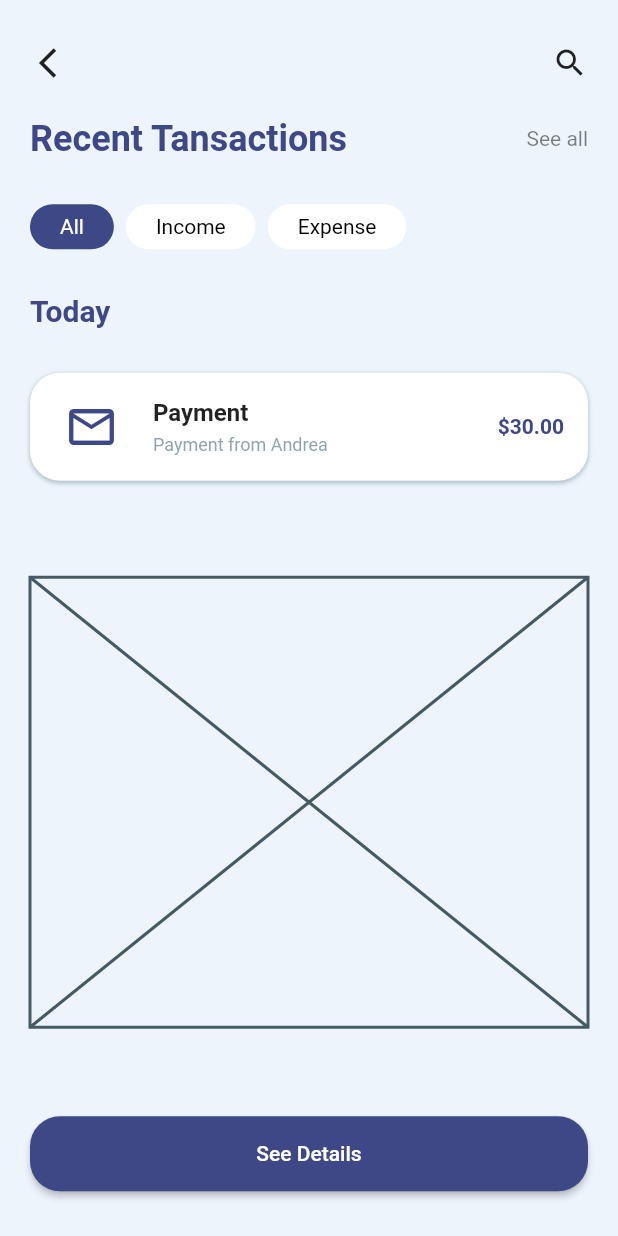
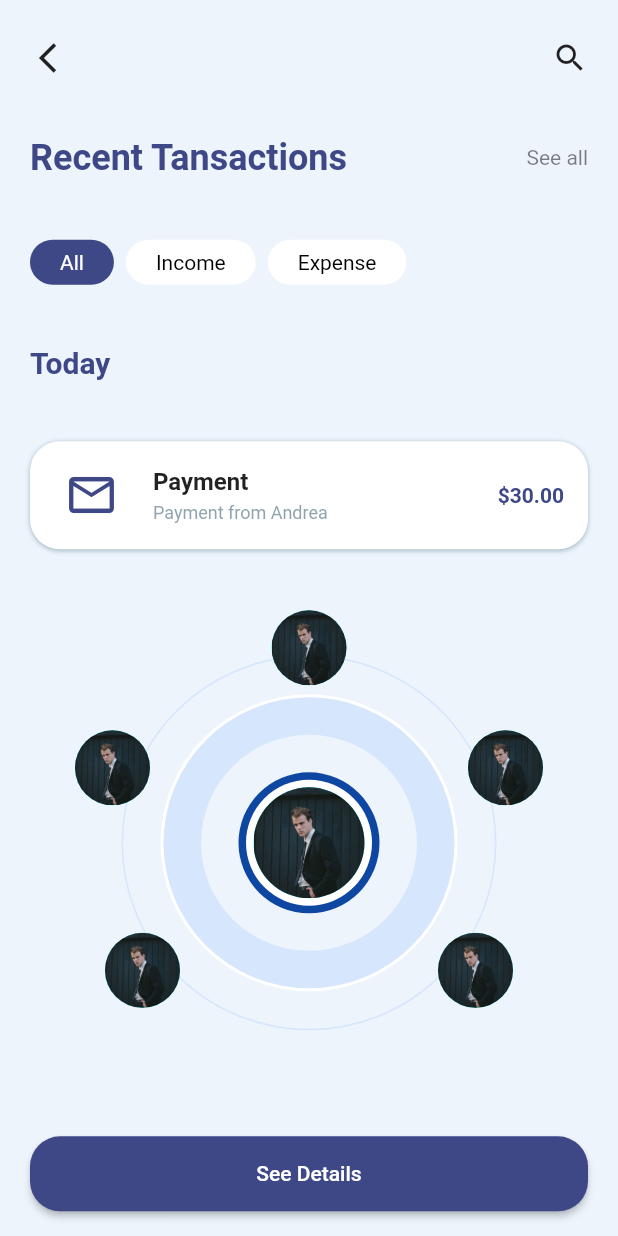
Before and after one commit to necatichdar/finance_design, a Flutter app: the DetailPage screen opened by its route, on a phone screen of 412 x 824 dp. Run offline on Flutter 3.47's test engine with Material 2 defaults, Android fonts, the phone set to English and light mode, and no system bars.

Commit message:
14 Mart Updated

```diff
--- a/lib/pages/detail_page.dart
+++ b/lib/pages/detail_page.dart
@@ -1,3 +1,4 @@
+import 'package:flutter/cupertino.dart';
 import 'package:flutter/material.dart';
 
 class DetailPage extends StatefulWidget {
@@ -7,31 +8,46 @@ class DetailPage extends StatefulWidget {
 
 class _DetailPageState extends State<DetailPage> {
   Color backgroundColor = Color(0xFFEDF4FC);
+  Color cember = Color(0xFFD6E6FD);
+
   int selectedIndex = 0;
   var kategori_list = ["All", "Income", "Expense"];
 
   @override
   Widget build(BuildContext context) {
+    Size size = MediaQuery.of(context).size;
     return SafeArea(
       child: Scaffold(
         backgroundColor: backgroundColor,
         body: Padding(
-          padding: const EdgeInsets.all(20.0),
+          padding: const EdgeInsets.only(left:20.0,right: 20,top: 20,bottom: 10),
           child: Column(
             crossAxisAlignment: CrossAxisAlignment.start,
             mainAxisAlignment: MainAxisAlignment.spaceAround,
             children: [
               buildIcons(),
+              SizedBox(
+                height: 15,
+              ),
               buildTextTitle(),
+              SizedBox(
+                height: 15,
+              ),
               buildCategory(),
+              SizedBox(
+                height: 15,
+              ),
               buildTextToday(),
+              SizedBox(
+                height: 15,
+              ),
               buildPayment(),
               SizedBox(
-                height: 20,
+                height: 15,
               ),
-              buildPlaceholder(),
+              buildPlaceholder(size),
               SizedBox(
-                height: 20,
+                height: 15,
               ),
               buildBottomButton(),
             ],
@@ -59,9 +75,7 @@ class _DetailPageState extends State<DetailPage> {
   }
 
   Widget buildTextTitle() {
-    return Padding(
-              padding: const EdgeInsets.symmetric(vertical: 5.0),
-              child: Row(
+    return Row(
       mainAxisAlignment: MainAxisAlignment.spaceBetween,
       children: [
         Text(
@@ -79,14 +93,11 @@ class _DetailPageState extends State<DetailPage> {
           ),
         )
       ],
-              ),
     );
   }
 
   Widget buildCategory() {
-    return Padding(
-      padding: const EdgeInsets.symmetric(vertical: 5.0),
-      child: SizedBox(
+    return SizedBox(
       height: 30,
       child: ListView.builder(
         scrollDirection: Axis.horizontal,
@@ -99,8 +110,7 @@ class _DetailPageState extends State<DetailPage> {
           },
           child: Container(
             margin: const EdgeInsets.only(right: 8.0),
-              padding:
-                  const EdgeInsets.symmetric(horizontal: 20.0, vertical: 2),
+            padding: const EdgeInsets.symmetric(horizontal: 20.0, vertical: 2),
             child: Center(
               child: Text(
                 kategori_list[index],
@@ -111,9 +121,7 @@ class _DetailPageState extends State<DetailPage> {
             ),
             decoration: BoxDecoration(
               borderRadius: BorderRadius.circular(20),
-                color:
-                    index == selectedIndex ? Color(0xFF3E4886) : Colors.white,
-              ),
+              color: index == selectedIndex ? Color(0xFF3E4886) : Colors.white,
             ),
           ),
         ),
@@ -122,23 +130,18 @@ class _DetailPageState extends State<DetailPage> {
   }
 
   Widget buildTextToday() {
-    return Padding(
-      padding: const EdgeInsets.symmetric(vertical: 5.0),
-      child: Text(
+    return Text(
       "Today",
       style: TextStyle(
         fontWeight: FontWeight.bold,
         fontSize: 20,
         color: Color(0xFF3E4886),
       ),
-      ),
     );
   }
 
   Widget buildPayment() {
-    return Padding(
-      padding: const EdgeInsets.symmetric(vertical: 5.0),
-      child: Container(
+    return Container(
       decoration: BoxDecoration(
         color: Colors.white,
         borderRadius: BorderRadius.circular(20),
@@ -173,17 +176,102 @@ class _DetailPageState extends State<DetailPage> {
         ),
         trailing: Text(
           '\$30.00',
-            style: TextStyle(
-                fontWeight: FontWeight.bold, color: Color(0xFF3E4886)),
-          ),
+          style:
+              TextStyle(fontWeight: FontWeight.bold, color: Color(0xFF3E4886)),
         ),
       ),
     );
   }
 
-  Widget buildPlaceholder() {
-    return Placeholder(
-      fallbackHeight: 300,
+  Widget buildPlaceholder(Size size) {
+    return Stack(
+      children: [
+        Center(
+          child: Padding(
+            padding: const EdgeInsets.symmetric(horizontal: 8.0,vertical: 5),
+            child: Container(
+              height: 300,
+              width: 300,
+              child: Center(
+                child: Container(
+                  padding: EdgeInsets.all(25),
+                  width: 250,
+                  height: 250,
+                  decoration: BoxDecoration(
+                    borderRadius: BorderRadius.circular(300),
+                    border: Border.all(color: cember),
+                  ),
+                  child: Container(
+                    padding: EdgeInsets.all(2),
+                    decoration: BoxDecoration(
+                      borderRadius: BorderRadius.circular(250),
+                      color: Colors.white,
+                    ),
+                    child: Container(
+                      padding: EdgeInsets.all(25),
+                      decoration: BoxDecoration(
+                        color: cember,
+                        borderRadius: BorderRadius.circular(245),
+                      ),
+                      child: Container(
+                        padding: EdgeInsets.all(25),
+                        decoration: BoxDecoration(
+                          color: backgroundColor,
+                          borderRadius: BorderRadius.circular(245),
+                        ),
+                        child: Container(
+                          padding: EdgeInsets.all(5),
+                          decoration: BoxDecoration(
+                            color: Colors.blue.shade900,
+                            borderRadius: BorderRadius.circular(245),
+                          ),
+                          child: Container(
+                            padding: EdgeInsets.all(5),
+                            decoration: BoxDecoration(
+                              color: Colors.white,
+                              borderRadius: BorderRadius.circular(245),
+                            ),
+                            child: Container(
+                              decoration: BoxDecoration(
+                                borderRadius: BorderRadius.circular(245),
+                              ),
+                              child: avatar(),
+                            ),
+                          ),
+                        ),
+                      ),
+                    ),
+                  ),
+                ),
+              ),
+            ),
+          ),
+        ),
+        Align(
+          alignment: Alignment.topCenter,
+          child: avatar(),
+        ),
+        Positioned(
+          left: 30,
+          top: 80,
+          child: avatar(),
+        ),
+        Positioned(
+          right: 30,
+          top: 80,
+          child: avatar(),
+        ),
+        Positioned(
+          right: 50,
+          top: 215,
+          child: avatar(),
+        ),
+        Positioned(
+          left: 50,
+          top: 215,
+          child: avatar(),
+        ),
+      ],
     );
   }
 
@@ -200,4 +288,12 @@ class _DetailPageState extends State<DetailPage> {
       ),
     );
   }
+
+  Widget avatar() {
+    return CircleAvatar(
+      radius: 25,
+      backgroundColor: Colors.cyanAccent,
+      backgroundImage: AssetImage('assets/images/profile.jpg'),
+    );
   }
+}
--- a/lib/pages/home_page.dart
+++ b/lib/pages/home_page.dart
@@ -100,6 +100,7 @@ class _HomePageState extends State<HomePage> {
             CircleAvatar(
               radius: 42,
               backgroundColor: Colors.cyanAccent,
+              backgroundImage: AssetImage('assets/images/profile.jpg'),
             ),
             SizedBox(
               height: 10,
--- a/pubspec.yaml
+++ b/pubspec.yaml
@@ -45,8 +45,8 @@ flutter:
   uses-material-design: true
 
   # To add assets to your application, add an assets section, like this:
-  # assets:
-  #   - images/a_dot_burr.jpeg
+  assets:
+    - assets/images/profile.jpg
   #   - images/a_dot_ham.jpeg
 
   # An image asset can refer to one or more resolution-specific "variants", see
```
Also changed, not shown: assets/images/profile.jpg (added). Lines whose indentation alone changed are shown as unchanged.
